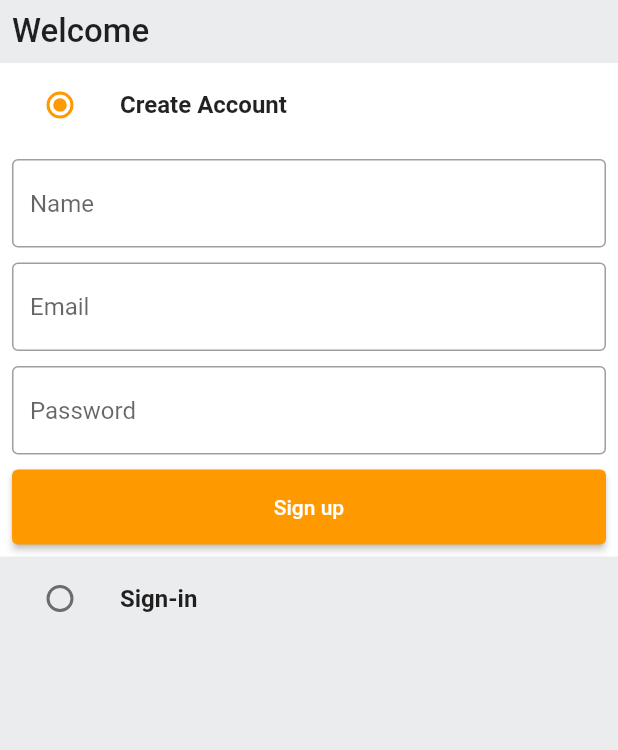
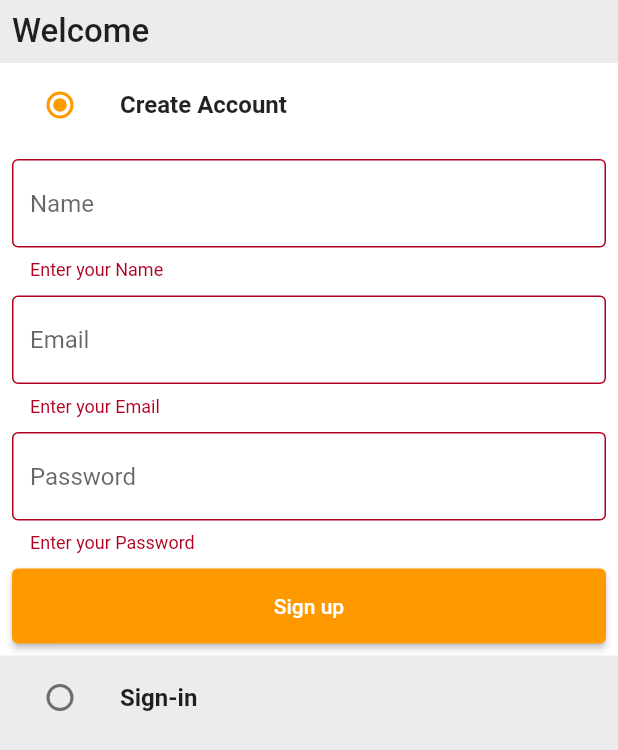
Before and after one commit to mitrajput19/Amazon-Clone, a Flutter app: the screen it shows after launch, after a tap on "Sign up", on a phone screen of 412 x 824 dp. Shown: the top 750 px of the screen. Run offline on Flutter 3.47's test engine with Material 2 defaults, Android fonts, the phone set to English and light mode, and no system bars.

Commit message:
Day 3 Completed

```diff
--- a/lib/common/widgets/custom_textfield.dart
+++ b/lib/common/widgets/custom_textfield.dart
@@ -9,7 +9,10 @@ class CustomTextField extends StatelessWidget {
   Widget build(BuildContext context) {
     return TextFormField(
       validator: (val){
-
+        if(val==null || val.isEmpty){
+          return "Enter your $hintText";
+        }
+        return null;
       },
       controller: controller,
       decoration: InputDecoration(
--- a/lib/constants/global_variables.dart
+++ b/lib/constants/global_variables.dart
@@ -1,6 +1,6 @@
 import 'package:flutter/material.dart';
 
-String uri = 'http://<yourip>:3000';
+String uri = 'http://192.168.0.157:3000';
 
 class GlobalVariables {
   // COLORS
--- a/lib/features/auth/screens/auth_screen.dart
+++ b/lib/features/auth/screens/auth_screen.dart
@@ -1,6 +1,7 @@
 import 'package:amazon_clone/common/widgets/custom_button.dart';
 import 'package:amazon_clone/common/widgets/custom_textfield.dart';
 import 'package:amazon_clone/constants/global_variables.dart';
+import 'package:amazon_clone/features/auth/services/auth_service.dart';
 import 'package:flutter/material.dart';
 
 enum Auth {
@@ -17,14 +18,13 @@ class AuthScreen extends StatefulWidget {
 }
 
 class _AuthScreenState extends State<AuthScreen> {
-
   Auth _auth = Auth.signup;
-  final _signupFormKey = GlobalKey();
-  final _signinFormKey = GlobalKey();
+  final _signupFormKey = GlobalKey<FormState>();
+  final _signinFormKey = GlobalKey<FormState>();
   final TextEditingController _emailController = TextEditingController();
   final TextEditingController _passwordController = TextEditingController();
   final TextEditingController _nameController = TextEditingController();
-
+  final AuthService authService = AuthService();
 
   @override
   void dispose() {
@@ -32,6 +32,14 @@ class _AuthScreenState extends State<AuthScreen> {
     _nameController.dispose();
     _emailController.dispose();
     _passwordController.dispose();
+  }
+
+  void signUpUser() {
+    authService.signUpUser(
+        context: context,
+        email: _emailController.text,
+        password: _passwordController.text,
+        name: _nameController.text);
   }
 
   @override
@@ -50,12 +58,14 @@ class _AuthScreenState extends State<AuthScreen> {
               ),
             ),
             ListTile(
-              tileColor: (_auth==Auth.signup)? GlobalVariables.backgroundColor:GlobalVariables.greyBackgroundCOlor,
+              tileColor: (_auth == Auth.signup)
+                  ? GlobalVariables.backgroundColor
+                  : GlobalVariables.greyBackgroundCOlor,
               leading: Radio(
                 activeColor: GlobalVariables.secondaryColor,
                 value: Auth.signup,
                 groupValue: _auth,
-                onChanged: (Auth? val){
+                onChanged: (Auth? val) {
                   setState(() {
                     _auth = val!;
                   });
@@ -66,7 +76,7 @@ class _AuthScreenState extends State<AuthScreen> {
                 style: TextStyle(fontWeight: FontWeight.bold),
               ),
             ),
-            if(_auth==Auth.signup)
+            if (_auth == Auth.signup)
               Container(
                 padding: const EdgeInsets.all(8),
                 color: Colors.white,
@@ -74,26 +84,45 @@ class _AuthScreenState extends State<AuthScreen> {
                   key: _signupFormKey,
                   child: Column(
                     children: [
-                      CustomTextField(controller: _nameController, hintText: 'Name',),
-                      const SizedBox(height: 10,),
-                      CustomTextField(controller: _emailController, hintText: 'Email',),
-                      const SizedBox(height: 10,),
-                      CustomTextField(controller: _passwordController, hintText: 'Password',),
-                      const SizedBox(height: 10,),
-                      CustomButton(text: "Sign up", onTap: (){
-
+                      CustomTextField(
+                        controller: _nameController,
+                        hintText: 'Name',
+                      ),
+                      const SizedBox(
+                        height: 10,
+                      ),
+                      CustomTextField(
+                        controller: _emailController,
+                        hintText: 'Email',
+                      ),
+                      const SizedBox(
+                        height: 10,
+                      ),
+                      CustomTextField(
+                        controller: _passwordController,
+                        hintText: 'Password',
+                      ),
+                      const SizedBox(
+                        height: 10,
+                      ),
+                      CustomButton(text: "Sign up", onTap: () {
+                        if(_signupFormKey.currentState!.validate()){
+                          signUpUser();
+                        }
                       })
                     ],
                   ),
                 ),
               ),
             ListTile(
-              tileColor: (_auth==Auth.signin)? GlobalVariables.backgroundColor:GlobalVariables.greyBackgroundCOlor,
+              tileColor: (_auth == Auth.signin)
+                  ? GlobalVariables.backgroundColor
+                  : GlobalVariables.greyBackgroundCOlor,
               leading: Radio(
                 activeColor: GlobalVariables.secondaryColor,
                 value: Auth.signin,
                 groupValue: _auth,
-                onChanged: (Auth? val){
+                onChanged: (Auth? val) {
                   setState(() {
                     _auth = val!;
                   });
@@ -104,7 +133,7 @@ class _AuthScreenState extends State<AuthScreen> {
                 style: TextStyle(fontWeight: FontWeight.bold),
               ),
             ),
-            if(_auth==Auth.signin)
+            if (_auth == Auth.signin)
               Container(
                 padding: const EdgeInsets.all(8),
                 color: Colors.white,
@@ -112,13 +141,23 @@ class _AuthScreenState extends State<AuthScreen> {
                   key: _signupFormKey,
                   child: Column(
                     children: [
-                      CustomTextField(controller: _emailController, hintText: 'Email',),
-                      const SizedBox(height: 10,),
-                      CustomTextField(controller: _passwordController, hintText: 'Password',),
-                      const SizedBox(height: 10,),
-                      CustomButton(text: "Sign in", onTap: (){
+                      CustomTextField(
+                        controller: _emailController,
+                        hintText: 'Email',
+                      ),
+                      const SizedBox(
+                        height: 10,
+                      ),
+                      CustomTextField(
+                        controller: _passwordController,
+                        hintText: 'Password',
+                      ),
+                      const SizedBox(
+                        height: 10,
+                      ),
+                      CustomButton(text: "Sign in", onTap: () {
 
-                      })
+                      }),
                     ],
                   ),
                 ),
--- /dev/null
+++ b/lib/features/auth/services/auth_service.dart
@@ -0,0 +1,43 @@
+import 'package:amazon_clone/constants/error_handling.dart';
+import 'package:amazon_clone/constants/global_variables.dart';
+import 'package:amazon_clone/constants/utils.dart';
+import 'package:amazon_clone/models/user.dart';
+import 'package:flutter/cupertino.dart';
+import 'package:flutter/material.dart';
+import 'package:http/http.dart' as http;
+
+class AuthService {
+  //sign up user
+  void signUpUser({
+    required BuildContext context,
+    required String email,
+    required String password,
+    required String name,
+  }) async {
+    try {
+      User user = User(
+        id: '',
+        name: name,
+        email: email,
+        password: password,
+        address: '',
+        type: '',
+        token: '',
+        cart: [],
+      );
+
+      http.Response res = await http.post(Uri.parse('$uri/api/signup'),
+          body: user.toJson(),
+        headers: <String, String>{
+          'Content-Type': 'application/json; charset=UTF-8',
+        },);
+      httpErrorHandle(response: res, context: context, onSuccess: () {
+        showSnackBar(context,
+        'Account created! Login with the same credentials');
+      });
+    } catch (e) {
+      showSnackBar(context,
+          e.toString());
+    }
+  }
+}
--- /dev/null
+++ b/lib/models/user.dart
@@ -0,0 +1,53 @@
+import 'dart:convert';
+
+class User{
+  final String id;
+  final String name;
+  final String email;
+  final String password;
+  final String address;
+  final String type;
+  final String token;
+  final List<dynamic> cart;
+
+  User({
+    required this.id,
+    required this.name,
+    required this.email,
+    required this.password,
+    required this.address,
+    required this.type,
+    required this.token,
+    required this.cart,
+});
+
+  Map<String, dynamic> toMap(){
+    return{
+      'id': id,
+      'name': name,
+      'email': email,
+      'password': password,
+      'address': address,
+      'type': type,
+      'token': token,
+      'cart':cart
+    };
+  }
+  factory User.fromMap(Map<String, dynamic> map) {
+    return User(
+      id: map['_id'] ?? '',
+      name: map['name'] ?? '',
+      email: map['email'] ?? '',
+      password: map['password'] ?? '',
+      address: map['address'] ?? '',
+      type: map['type'] ?? '',
+      token: map['token'] ?? '',
+      cart: List<Map<String, dynamic>>.from(
+        map['cart']?.map(
+              (x) => Map<String, dynamic>.from(x),
+        ),
+      ),
+    );
+  }
+  String toJson() => json.encode(toMap());
+}
```
Also changed, not shown: lib/constants/error_handling.dart (added, +30 -0 lines), lib/constants/utils.dart (added, +11 -0 lines), pubspec.yaml (+2 -52 lines), pubspec.lock, 4 other files.
